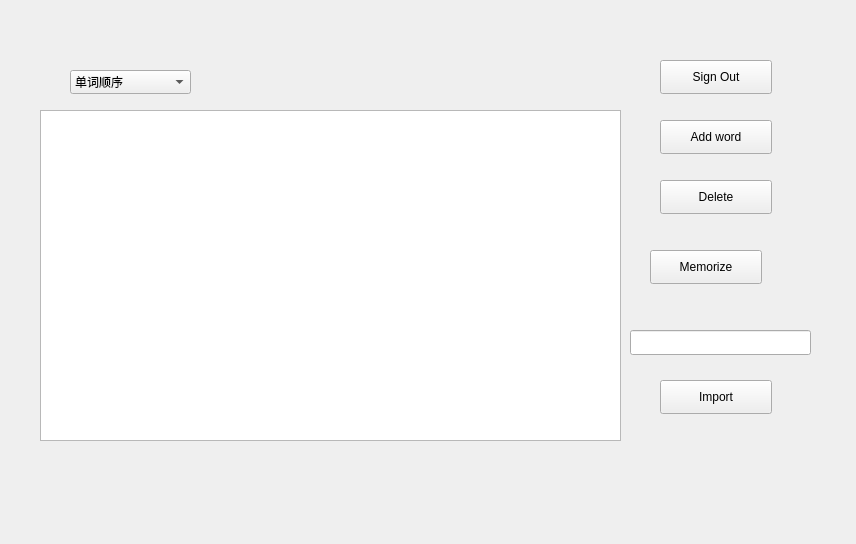
Before: the Qt Designer form Memorize_word_tool/wordslibrary.ui in XXWZLN/word-memorize-system, drawn with Qt 5.
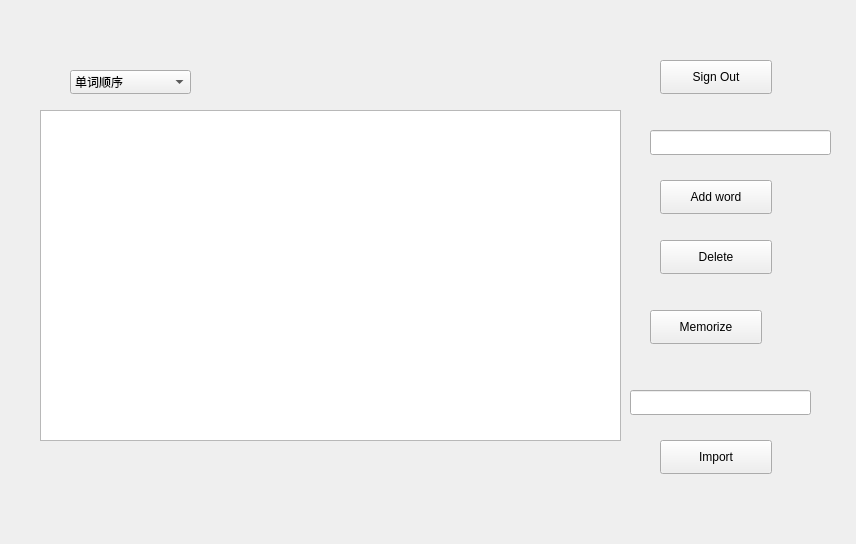
After: the same form once the commit is applied.

```diff
--- a/Memorize_word_tool/wordslibrary.ui
+++ b/Memorize_word_tool/wordslibrary.ui
@@ -40,7 +40,7 @@
    <property name="geometry">
     <rect>
      <x>660</x>
-     <y>120</y>
+     <y>180</y>
      <width>112</width>
      <height>34</height>
     </rect>
@@ -53,7 +53,7 @@
    <property name="geometry">
     <rect>
      <x>660</x>
-     <y>180</y>
+     <y>240</y>
      <width>112</width>
      <height>34</height>
     </rect>
@@ -66,7 +66,7 @@
    <property name="geometry">
     <rect>
      <x>650</x>
-     <y>250</y>
+     <y>310</y>
      <width>112</width>
      <height>34</height>
     </rect>
@@ -79,7 +79,7 @@
    <property name="geometry">
     <rect>
      <x>630</x>
-     <y>330</y>
+     <y>390</y>
      <width>181</width>
      <height>25</height>
     </rect>
@@ -89,7 +89,7 @@
    <property name="geometry">
     <rect>
      <x>660</x>
-     <y>380</y>
+     <y>440</y>
      <width>112</width>
      <height>34</height>
     </rect>
@@ -128,6 +128,16 @@
     </property>
    </item>
   </widget>
+  <widget class="QLineEdit" name="add_input">
+   <property name="geometry">
+    <rect>
+     <x>650</x>
+     <y>130</y>
+     <width>181</width>
+     <height>25</height>
+    </rect>
+   </property>
+  </widget>
  </widget>
  <resources/>
  <connections/>
```
